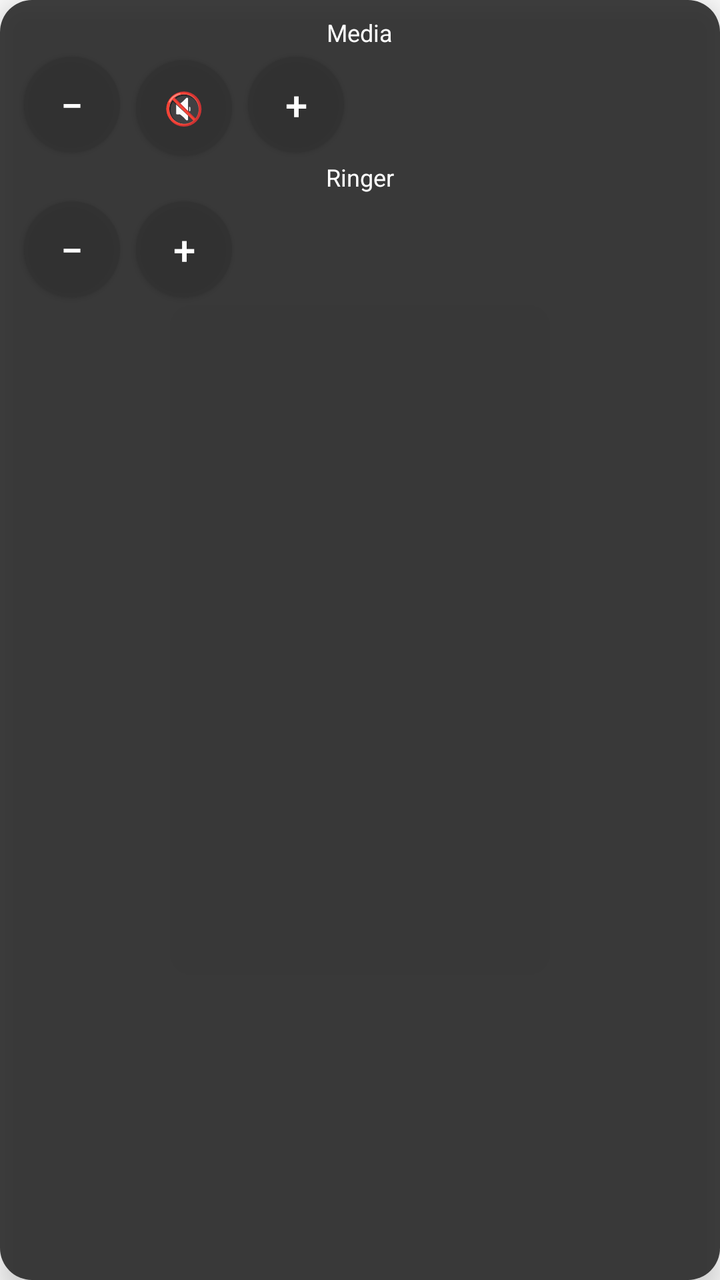
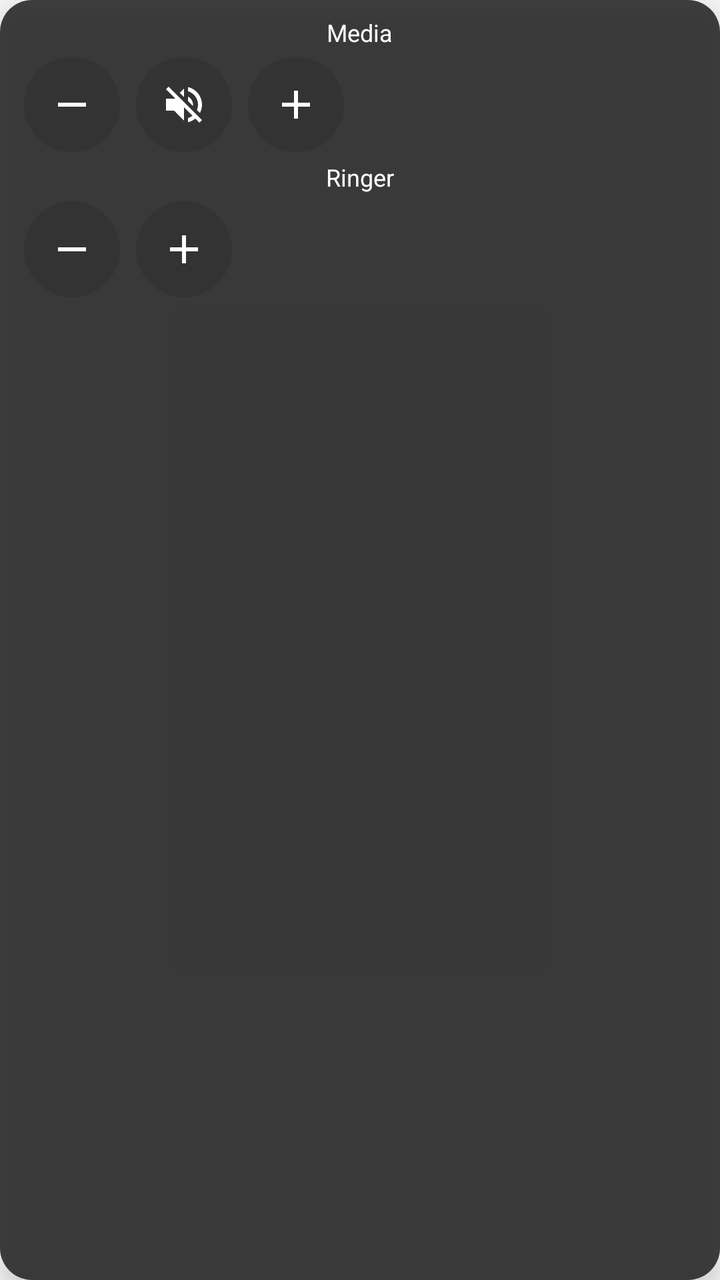

Compare the two renders of this Android layout. The source of the first and the diff that turns it into the second are given below.
<!-- AndroidManifest.xml: application theme Theme.AssistiveTouch -->
<!-- res/layout/overlay_volume_panel.xml -->
<?xml version="1.0" encoding="utf-8"?>
<LinearLayout xmlns:android="http://schemas.android.com/apk/res/android"
    android:layout_width="wrap_content"
    android:layout_height="wrap_content"
    android:orientation="vertical"
    android:background="@drawable/rounded_bg"
    android:padding="8dp"
    android:elevation="8dp">

    <TextView
        android:layout_width="wrap_content"
        android:layout_height="wrap_content"
        android:text="Media"
        android:textColor="#FFFFFF"
        android:textSize="12sp"
        android:layout_gravity="center_horizontal" />

    <LinearLayout
        android:layout_width="wrap_content"
        android:layout_height="wrap_content"
        android:orientation="horizontal">

        <Button
            android:id="@+id/btnVolDown"
            android:layout_width="48dp"
            android:layout_height="48dp"
            android:layout_margin="4dp"
            android:background="@drawable/circle_bg"
            android:textColor="#FFFFFF"
            android:text="−"
            android:textSize="20sp" />

        <Button
            android:id="@+id/btnMute"
            android:layout_width="48dp"
            android:layout_height="48dp"
            android:layout_margin="4dp"
            android:background="@drawable/circle_bg"
            android:textColor="#FFFFFF"
            android:text="🔇"
            android:textSize="16sp" />

        <Button
            android:id="@+id/btnVolUp"
            android:layout_width="48dp"
            android:layout_height="48dp"
            android:layout_margin="4dp"
            android:background="@drawable/circle_bg"
            android:textColor="#FFFFFF"
            android:text="+"
            android:textSize="20sp" />
    </LinearLayout>

    <TextView
        android:layout_width="wrap_content"
        android:layout_height="wrap_content"
        android:text="Ringer"
        android:textColor="#FFFFFF"
        android:textSize="12sp"
        android:layout_gravity="center_horizontal" />

    <LinearLayout
        android:layout_width="wrap_content"
        android:layout_height="wrap_content"
        android:orientation="horizontal">

        <Button
            android:id="@+id/btnRingDown"
            android:layout_width="48dp"
            android:layout_height="48dp"
            android:layout_margin="4dp"
            android:background="@drawable/circle_bg"
            android:textColor="#FFFFFF"
            android:text="−"
            android:textSize="20sp" />

        <Button
            android:id="@+id/btnRingUp"
            android:layout_width="48dp"
            android:layout_height="48dp"
            android:layout_margin="4dp"
            android:background="@drawable/circle_bg"
            android:textColor="#FFFFFF"
            android:text="+"
            android:textSize="20sp" />
    </LinearLayout>

</LinearLayout>
<!-- resources referenced by this layout -->
<resources>
  <!-- drawable circle_bg (drawable) -->
  <?xml version="1.0" encoding="utf-8"?>
  <shape xmlns:android="http://schemas.android.com/apk/res/android" android:shape="oval">
      <solid android:color="#CC333333" />
  </shape>
  <!-- drawable rounded_bg (drawable) -->
  <?xml version="1.0" encoding="utf-8"?>
  <shape xmlns:android="http://schemas.android.com/apk/res/android" android:shape="rectangle">
      <corners android:radius="16dp" />
      <solid android:color="#DD222222" />
  </shape>
  <style name="Theme.AssistiveTouch" parent="Theme.AppCompat.DayNight.NoActionBar" />
</resources>

<!-- the commit's change to res/layout/overlay_volume_panel.xml (unified diff, before → after) -->
@@ -20,35 +20,38 @@
         android:layout_height="wrap_content"
         android:orientation="horizontal">
 
-        <Button
+        <ImageButton
             android:id="@+id/btnVolDown"
             android:layout_width="48dp"
             android:layout_height="48dp"
             android:layout_margin="4dp"
             android:background="@drawable/circle_bg"
-            android:textColor="#FFFFFF"
-            android:text="−"
-            android:textSize="20sp" />
+            android:src="@drawable/ic_minus"
+            android:scaleType="centerInside"
+            android:padding="12dp"
+            android:contentDescription="Media volume down" />
 
-        <Button
+        <ImageButton
             android:id="@+id/btnMute"
             android:layout_width="48dp"
             android:layout_height="48dp"
             android:layout_margin="4dp"
             android:background="@drawable/circle_bg"
-            android:textColor="#FFFFFF"
-            android:text="🔇"
-            android:textSize="16sp" />
+            android:src="@drawable/ic_mute"
+            android:scaleType="centerInside"
+            android:padding="12dp"
+            android:contentDescription="Mute media" />
 
-        <Button
+        <ImageButton
             android:id="@+id/btnVolUp"
             android:layout_width="48dp"
             android:layout_height="48dp"
             android:layout_margin="4dp"
             android:background="@drawable/circle_bg"
-            android:textColor="#FFFFFF"
-            android:text="+"
-            android:textSize="20sp" />
+            android:src="@drawable/ic_plus"
+            android:scaleType="centerInside"
+            android:padding="12dp"
+            android:contentDescription="Media volume up" />
     </LinearLayout>
 
     <TextView
@@ -64,25 +67,27 @@
         android:layout_height="wrap_content"
         android:orientation="horizontal">
 
-        <Button
+        <ImageButton
             android:id="@+id/btnRingDown"
             android:layout_width="48dp"
             android:layout_height="48dp"
             android:layout_margin="4dp"
             android:background="@drawable/circle_bg"
-            android:textColor="#FFFFFF"
-            android:text="−"
-            android:textSize="20sp" />
+            android:src="@drawable/ic_minus"
+            android:scaleType="centerInside"
+            android:padding="12dp"
+            android:contentDescription="Ringer volume down" />
 
-        <Button
+        <ImageButton
             android:id="@+id/btnRingUp"
             android:layout_width="48dp"
             android:layout_height="48dp"
             android:layout_margin="4dp"
             android:background="@drawable/circle_bg"
-            android:textColor="#FFFFFF"
-            android:text="+"
-            android:textSize="20sp" />
+            android:src="@drawable/ic_plus"
+            android:scaleType="centerInside"
+            android:padding="12dp"
+            android:contentDescription="Ringer volume up" />
     </LinearLayout>
 
 </LinearLayout>
<!-- resource entries referenced after the edit -->
@@ -5,6 +5,36 @@
   <shape xmlns:android="http://schemas.android.com/apk/res/android" android:shape="oval">
       <solid android:color="#CC333333" />
   </shape>
+  <!-- drawable ic_minus (drawable) -->
+  <vector xmlns:android="http://schemas.android.com/apk/res/android"
+      android:width="24dp"
+      android:height="24dp"
+      android:viewportWidth="24"
+      android:viewportHeight="24">
+      <path
+          android:fillColor="#FFFFFF"
+          android:pathData="M19,13H5v-2h14v2z" />
+  </vector>
+  <!-- drawable ic_mute (drawable) -->
+  <vector xmlns:android="http://schemas.android.com/apk/res/android"
+      android:width="24dp"
+      android:height="24dp"
+      android:viewportWidth="24"
+      android:viewportHeight="24">
+      <path
+          android:fillColor="#FFFFFF"
+          android:pathData="M16.5,12c0,-1.77 -1.02,-3.29 -2.5,-4.03v2.21l2.45,2.45c0.03,-0.2 0.05,-0.41 0.05,-0.63z M19,12c0,0.94 -0.2,1.82 -0.54,2.64l1.51,1.51C20.63,14.91 21,13.5 21,12c0,-4.28 -2.99,-7.86 -7,-8.77v2.06c2.89,0.86 5,3.54 5,6.71z M4.27,3L3,4.27 7.73,9H3v6h4l5,5v-6.73l4.25,4.25c-0.67,0.52 -1.42,0.93 -2.25,1.18v2.06c1.38,-0.31 2.63,-0.95 3.69,-1.81L19.73,21 21,19.73l-9,-9L4.27,3z M12,4L9.91,6.09 12,8.18V4z" />
+  </vector>
+  <!-- drawable ic_plus (drawable) -->
+  <vector xmlns:android="http://schemas.android.com/apk/res/android"
+      android:width="24dp"
+      android:height="24dp"
+      android:viewportWidth="24"
+      android:viewportHeight="24">
+      <path
+          android:fillColor="#FFFFFF"
+          android:pathData="M19,13h-6v6h-2v-6H5v-2h6V5h2v6h6v2z" />
+  </vector>
   <!-- drawable rounded_bg (drawable) -->
   <?xml version="1.0" encoding="utf-8"?>
   <shape xmlns:android="http://schemas.android.com/apk/res/android" android:shape="rectangle">
